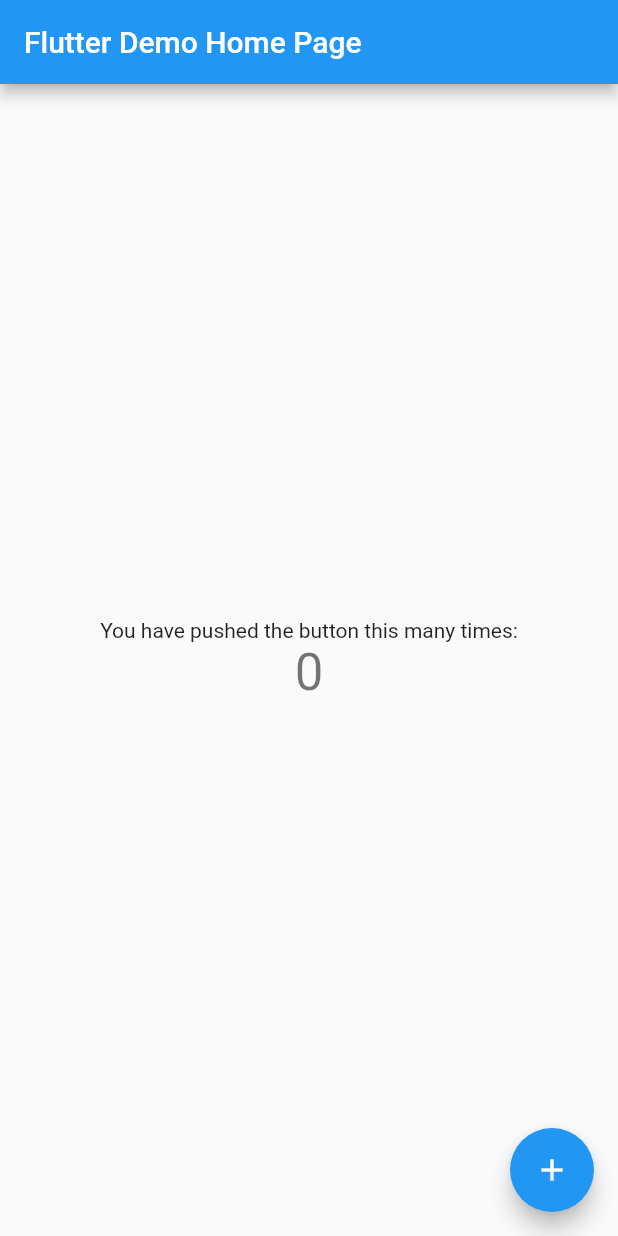
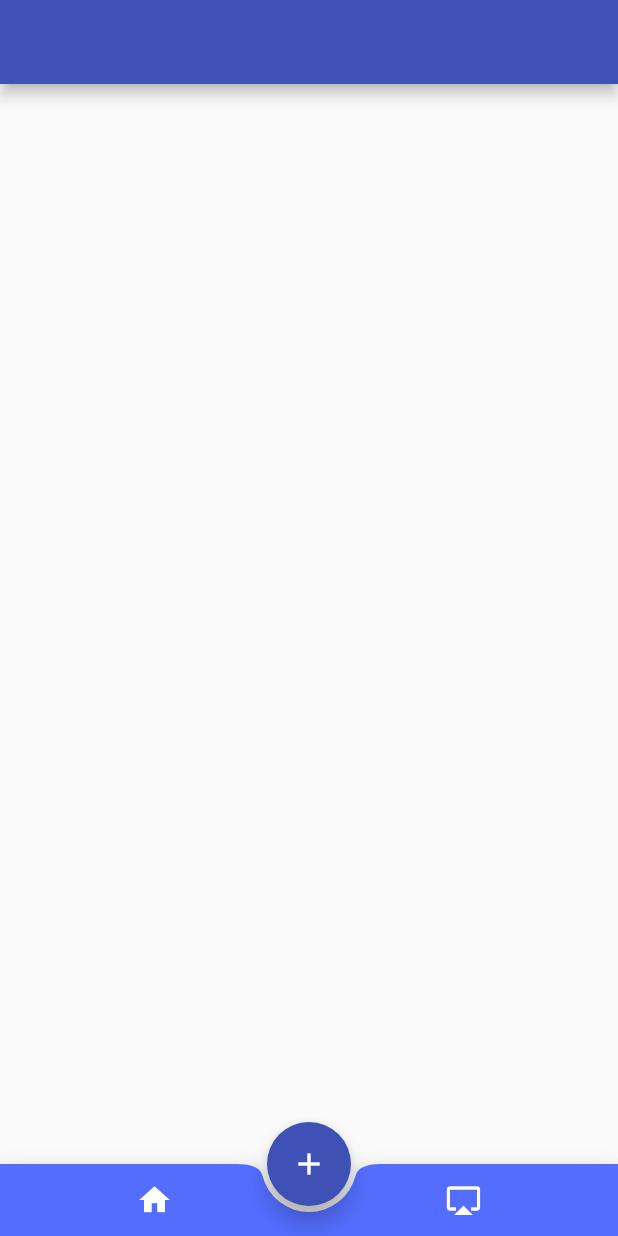
Before and after one commit to zfdok/flutter20examples, a Flutter app: the screen it shows after launch, on a phone screen of 412 x 824 dp. Run offline on Flutter 3.47's test engine with Material 2 defaults, Android fonts, the phone set to English and light mode, and no system bars.

Commit message:
不规则底部导航条

```diff
--- /dev/null
+++ b/lib/bottom_app_bar.dart
@@ -0,0 +1,53 @@
+import 'package:flutter/material.dart';
+import 'package:flutterapp/each_view.dart';
+
+class MyBottomAppBar extends StatefulWidget {
+  @override
+  _MyBottomAppBarState createState() => _MyBottomAppBarState();
+}
+
+class _MyBottomAppBarState extends State<MyBottomAppBar> {
+  String _title = '';
+  @override
+  Widget build(BuildContext context) {
+    return Scaffold(
+      floatingActionButton: FloatingActionButton(
+        onPressed: () {
+          Navigator.push(context, MaterialPageRoute(builder: (context) {
+            return EachView("新页面");
+          }));
+        },
+        child: Icon(Icons.add),
+      ),
+      floatingActionButtonLocation: FloatingActionButtonLocation.centerDocked,
+      body: EachView(_title),
+      bottomNavigationBar: BottomAppBar(
+        color: Colors.indigoAccent,
+        shape: CircularNotchedRectangle(),
+        child: Row(
+          mainAxisAlignment: MainAxisAlignment.spaceAround,
+          children: <Widget>[
+            IconButton(
+              icon: Icon(Icons.home),
+              color: Colors.white,
+              onPressed: () {
+                setState(() {
+                  this._title = "home";
+                });
+              },
+            ),
+            IconButton(
+              icon: Icon(Icons.airplay),
+              color: Colors.white,
+              onPressed: () {
+                setState(() {
+                  this._title = "airplay";
+                });
+              },
+            ),
+          ],
+        ),
+      ),
+    );
+  }
+}
--- /dev/null
+++ b/lib/each_view.dart
@@ -0,0 +1,20 @@
+import 'package:flutter/material.dart';
+
+class EachView extends StatefulWidget {
+  final String _title;
+  EachView(this._title);
+  @override
+  _EachViewState createState() => _EachViewState();
+}
+
+class _EachViewState extends State<EachView> {
+  @override
+  Widget build(BuildContext context) {
+    return Scaffold(
+      appBar: AppBar(title: Text(widget._title)),
+      body: Center(
+        child: Text(widget._title),
+      ),
+    );
+  }
+}
--- a/lib/main.dart
+++ b/lib/main.dart
@@ -1,4 +1,5 @@
 import 'package:flutter/material.dart';
+import 'package:flutterapp/bottom_app_bar.dart';
 
 void main() => runApp(MyApp());
 
@@ -9,103 +10,9 @@ class MyApp extends StatelessWidget {
     return MaterialApp(
       title: 'Flutter Demo',
       theme: ThemeData(
-        // This is the theme of your application.
-        //
-        // Try running your application with "flutter run". You'll see the
-        // application has a blue toolbar. Then, without quitting the app, try
-        // changing the primarySwatch below to Colors.green and then invoke
-        // "hot reload" (press "r" in the console where you ran "flutter run",
-        // or simply save your changes to "hot reload" in a Flutter IDE).
-        // Notice that the counter didn't reset back to zero; the application
-        // is not restarted.
-        primarySwatch: Colors.blue,
+        primarySwatch: Colors.indigo,
       ),
-      home: MyHomePage(title: 'Flutter Demo Home Page'),
+      home: MyBottomAppBar(),
     );
   }
 }
-
-class MyHomePage extends StatefulWidget {
-  MyHomePage({Key key, this.title}) : super(key: key);
-
-  // This widget is the home page of your application. It is stateful, meaning
-  // that it has a State object (defined below) that contains fields that affect
-  // how it looks.
-
-  // This class is the configuration for the state. It holds the values (in this
-  // case the title) provided by the parent (in this case the App widget) and
-  // used by the build method of the State. Fields in a Widget subclass are
-  // always marked "final".
-
-  final String title;
-
-  @override
-  _MyHomePageState createState() => _MyHomePageState();
-}
-
-class _MyHomePageState extends State<MyHomePage> {
-  int _counter = 0;
-
-  void _incrementCounter() {
-    setState(() {
-      // This call to setState tells the Flutter framework that something has
-      // changed in this State, which causes it to rerun the build method below
-      // so that the display can reflect the updated values. If we changed
-      // _counter without calling setState(), then the build method would not be
-      // called again, and so nothing would appear to happen.
-      _counter++;
-    });
-  }
-
-  @override
-  Widget build(BuildContext context) {
-    // This method is rerun every time setState is called, for instance as done
-    // by the _incrementCounter method above.
-    //
-    // The Flutter framework has been optimized to make rerunning build methods
-    // fast, so that you can just rebuild anything that needs updating rather
-    // than having to individually change instances of widgets.
-    return Scaffold(
-      appBar: AppBar(
-        // Here we take the value from the MyHomePage object that was created by
-        // the App.build method, and use it to set our appbar title.
-        title: Text(widget.title),
-      ),
-      body: Center(
-        // Center is a layout widget. It takes a single child and positions it
-        // in the middle of the parent.
-        child: Column(
-          // Column is also a layout widget. It takes a list of children and
-          // arranges them vertically. By default, it sizes itself to fit its
-          // children horizontally, and tries to be as tall as its parent.
-          //
-          // Invoke "debug painting" (press "p" in the console, choose the
-          // "Toggle Debug Paint" action from the Flutter Inspector in Android
-          // Studio, or the "Toggle Debug Paint" command in Visual Studio Code)
-          // to see the wireframe for each widget.
-          //
-          // Column has various properties to control how it sizes itself and
-          // how it positions its children. Here we use mainAxisAlignment to
-          // center the children vertically; the main axis here is the vertical
-          // axis because Columns are vertical (the cross axis would be
-          // horizontal).
-          mainAxisAlignment: MainAxisAlignment.center,
-          children: <Widget>[
-            Text(
-              'You have pushed the button this many times:',
-            ),
-            Text(
-              '$_counter',
-              style: Theme.of(context).textTheme.display1,
-            ),
-          ],
-        ),
-      ),
-      floatingActionButton: FloatingActionButton(
-        onPressed: _incrementCounter,
-        tooltip: 'Increment',
-        child: Icon(Icons.add),
-      ), // This trailing comma makes auto-formatting nicer for build methods.
-    );
-  }
-}
```
